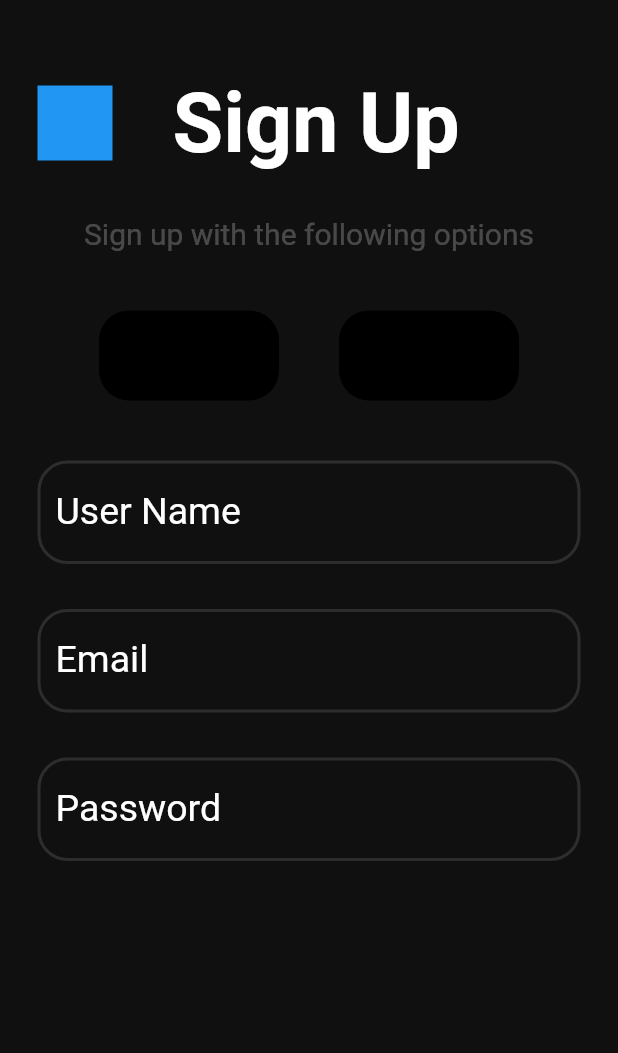
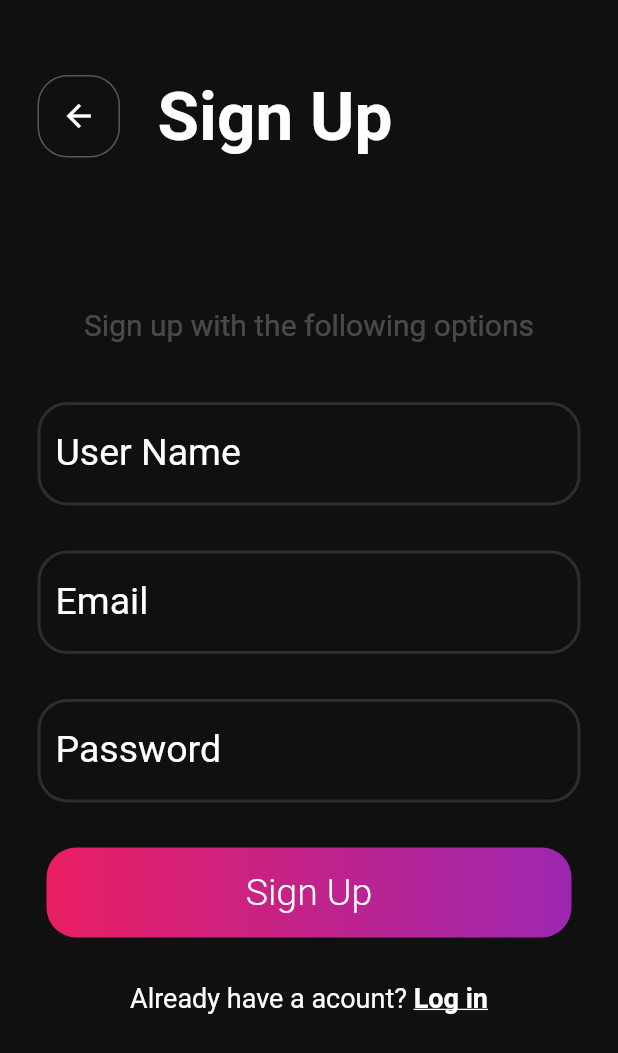
Before and after one commit to TejasviArora/Login-SignUp-Page, a Flutter app: the screen it shows after launch, on a phone screen of 412 x 824 dp. Shown: the top 1053 px of the screen. Run offline on Flutter 3.47's test engine with Material 2 defaults, Android fonts, the phone set to English and light mode, and no system bars.

Commit message:
added few more files

```diff
--- a/lib/login_page.dart
+++ b/lib/login_page.dart
@@ -1,33 +1,48 @@
 import 'package:flutter/material.dart';
+import 'signup_page.dart';
+import 'textinput_fields.dart';
 
 class LoginPage extends StatelessWidget {
   @override
   Widget build(BuildContext context) {
     return Scaffold(
+      resizeToAvoidBottomInset: false,
       backgroundColor: Color(0xFF101010),
       body: SafeArea(
           child: Padding(
         padding: const EdgeInsets.fromLTRB(25, 50, 25, 0),
         child: Column(
-            //crossAxisAlignment: CrossAxisAlignment.center,
-            children: <Widget>[
+          children: [
             Row(
               children: [
                 Container(
-                    width: 50,
-                    height: 50,
-                    color: Colors.blue,
+                  width: 55,
+                  height: 55,
+                  child: InkWell(
+                    onTap: () {},
+                    child: Icon(
+                      Icons.arrow_back,
+                      color: Colors.white,
                     ),
-                  SizedBox(width: 40),
-                  Text("Sign Up",
+                  ),
+                  decoration: BoxDecoration(
+                      color: Color(0xFF101010),
+                      borderRadius: BorderRadius.all(Radius.circular(20)),
+                      border: Border.all(
+                        color: Colors.white30,
+                        width: 1,
+                      )),
+                ),
+                SizedBox(width: 25),
+                Text("Login",
                     style: TextStyle(
-                        fontSize: 55,
+                      fontSize: 45,
                       color: Colors.white,
                       fontWeight: FontWeight.bold,
                     ))
               ],
             ),
-              SizedBox(height: 30),
+            SizedBox(height: 150),
             Text(
               "Sign up with the following options",
               style: TextStyle(
@@ -35,70 +50,75 @@ class LoginPage extends StatelessWidget {
                 color: Colors.white24,
               ),
             ),
-              SizedBox(height: 40),
+            SizedBox(height: 30),
+            TextInputs(
+              data: "Email",
+              inputType: TextInputType.text,
+              obscureText: false,
+            ),
+            SizedBox(height: 30),
+            TextInputs(
+              data: "Password",
+              inputType: TextInputType.text,
+              obscureText: true,
+            ),
+            SizedBox(
+              height: 30,
+            ),
+            Container(
+              child: InkWell(
+                  onTap:(){},
+                child: Center(
+                    child: Text(
+                  "Login",
+                  style: TextStyle(
+                    fontSize: 25,
+                    color: Colors.white,
+                    fontWeight: FontWeight.w300,
+                  ),
+                )),
+              ),
+              width: 350,
+              height: 60,
+              decoration: BoxDecoration(
+                  gradient:
+                      LinearGradient(colors: [Colors.pink, Colors.purple]),
+                  borderRadius: BorderRadius.all(Radius.circular(20))),
+            ),
+            SizedBox(
+              height: 20,
+            ),
             Row(
               mainAxisAlignment: MainAxisAlignment.center,
               children: [
-                  Container(
-                    //child: Image.asset(""),
-                    width: 120,
-                    height: 60,
-                    decoration: BoxDecoration(
-                        color: Colors.black,
-                        borderRadius: BorderRadius.all(Radius.circular(20))),
+                Text(
+                  "Do not have an account? ",
+                  style: TextStyle(
+                    color: Colors.white,
+                    fontSize: 18,
                   ),
-                  SizedBox(width: 40),
-                  Container(
-                    width: 120,
-                    height: 60,
-                    decoration: BoxDecoration(
-                        color: Colors.black,
-                        borderRadius: BorderRadius.all(Radius.circular(20))),
+                ),
+                InkWell(
+                    onTap: () {
+                      Navigator.push(
+                        context,
+                        MaterialPageRoute(builder: (context) => SignUpPage()),
+                      );
+                    },
+                    child: Text(
+                      "Sign Up",
+                      style: TextStyle(
+                        color: Colors.white,
+                        fontSize: 18,
+                        fontWeight: FontWeight.bold,
+                        decoration: TextDecoration.underline,
+                      ),
+                    )),
+              ],
             ),
           ],
         ),
-              SizedBox(height: 40),
-              TextInputs(data: "User Name"),
-              SizedBox(height: 30),
-              TextInputs(data: "Email"),
-              SizedBox(height: 30),
-              TextInputs(data: "Password"),
-            ],
-          ),
-        ),
-      ),
+      )),
     );
   }
 }
-
-class TextInputs extends StatelessWidget {
-  final String data;
-  const TextInputs({
-    required this.data,
-  });
-
-  @override
-  Widget build(BuildContext context) {
-    return TextField(
-      style: TextStyle(color: Colors.white, fontSize: 25),
-      cursorColor: Colors.white,
-      decoration: InputDecoration(
-        enabledBorder: OutlineInputBorder(
-          borderSide: BorderSide(color: Colors.white12, width: 2.0),
-          borderRadius: BorderRadius.all(Radius.circular(20.0)),
-        ),
-        border: OutlineInputBorder(
-            borderRadius: BorderRadius.all(Radius.circular(20))),
-        labelText: data,
-        labelStyle: TextStyle(
-          fontSize: 25,
-          color: Colors.white,
-        ),
-        focusedBorder: OutlineInputBorder(
-          borderSide: BorderSide(color: Colors.pink, width: 2.0),
-          borderRadius: BorderRadius.all(Radius.circular(20.0)),
-        ),
-      ),
-    );
-  }
-}
--- a/lib/main.dart
+++ b/lib/main.dart
@@ -1,6 +1,6 @@
 import 'package:flutter/material.dart';
 
-import 'login_page.dart';
+import 'signup_page.dart';
 
 void main() {
   runApp(MyApp());
@@ -11,21 +11,12 @@ class MyApp extends StatelessWidget {
   @override
   Widget build(BuildContext context) {
     return MaterialApp(
-      title: 'Flutter Demo',
+
       theme: ThemeData(
-        // This is the theme of your application.
-        //
-        // Try running your application with "flutter run". You'll see the
-        // application has a blue toolbar. Then, without quitting the app, try
-        // changing the primarySwatch below to Colors.green and then invoke
-        // "hot reload" (press "r" in the console where you ran "flutter run",
-        // or simply save your changes to "hot reload" in a Flutter IDE).
-        // Notice that the counter didn't reset back to zero; the application
-        // is not restarted.
         primarySwatch: Colors.blue,
       ),
       debugShowCheckedModeBanner: false,
-      home: LoginPage(),
+      home: SignUpPage(),
     );
   }
 }
--- /dev/null
+++ b/lib/signup_page.dart
@@ -0,0 +1,159 @@
+import 'package:flutter/material.dart';
+import 'package:flutter/services.dart';
+import 'package:login_signup_page/login_page.dart';
+import 'textinput_fields.dart';
+
+class SignUpPage extends StatelessWidget {
+  @override
+  Widget build(BuildContext context) {
+    return Scaffold(
+      resizeToAvoidBottomInset: false,
+      backgroundColor: Color(0xFF101010),
+      body: SafeArea(
+        child: Padding(
+          padding: const EdgeInsets.fromLTRB(25, 50, 25, 0),
+          child: Column(
+            //crossAxisAlignment: CrossAxisAlignment.center,
+            children: <Widget>[
+              Row(
+                children: [
+                  Container(
+                    width: 55,
+                    height: 55,
+                    child: InkWell(
+                      onTap: () {},
+                      child: Icon(
+                        Icons.arrow_back,
+                        color: Colors.white,
+                      ),
+                    ),
+                    decoration: BoxDecoration(
+                        color: Color(0xFF101010),
+                        borderRadius: BorderRadius.all(Radius.circular(20)),
+                        border: Border.all(
+                          color: Colors.white30,
+                          width: 1,
+                        )),
+                  ),
+                  SizedBox(width: 25),
+                  Text("Sign Up",
+                      style: TextStyle(
+                        fontSize: 45,
+                        color: Colors.white,
+                        fontWeight: FontWeight.bold,
+                      ))
+                ],
+              ),
+              SizedBox(height: 100),
+              Text(
+                "Sign up with the following options",
+                style: TextStyle(
+                  fontSize: 20,
+                  color: Colors.white24,
+                ),
+              ),
+              SizedBox(height: 0),
+              // Row(
+              //   mainAxisAlignment: MainAxisAlignment.center,
+              //   children: [
+              // Container(
+              //  //child: Image.asset(""),
+              //   width: 120,
+              //   height: 60,
+              //   decoration: BoxDecoration(
+              //       color: Colors.black,
+              //       border: Border.all(
+              //         color: Colors.white30,
+              //         width: 1,
+              //       ),
+              //       borderRadius: BorderRadius.all(Radius.circular(20))),
+              // ),
+              // SizedBox(width: 40),
+              // Container(
+              //   width: 120,
+              //   height: 60,
+              //   decoration: BoxDecoration(
+              //       border: Border.all(
+              //         color: Colors.white30,
+              //         width: 1,
+              //       ),
+              //       color: Colors.black,
+              //       borderRadius: BorderRadius.all(Radius.circular(20))),
+              // ),
+              // ],
+              //),
+              SizedBox(height: 40),
+              TextInputs(
+                data: "User Name",
+                inputType: TextInputType.text,
+                obscureText: false,
+              ),
+              SizedBox(height: 30),
+              TextInputs(
+                data: "Email",
+                inputType: TextInputType.emailAddress,
+                obscureText: false,
+              ),
+              SizedBox(height: 30),
+              TextInputs(
+                data: "Password",
+                inputType: TextInputType.text,
+                obscureText: true,
+              ),
+              SizedBox(height: 30),
+              Container(
+                child: InkWell(
+                  onTap: () {},
+                  child: Center(
+                      child: Text(
+                    "Sign Up",
+                    style: TextStyle(
+                      fontSize: 25,
+                      color: Colors.white,
+                      fontWeight: FontWeight.w300,
+                    ),
+                  )),
+                ),
+                width: 350,
+                height: 60,
+                decoration: BoxDecoration(
+                    gradient:
+                        LinearGradient(colors: [Colors.pink, Colors.purple]),
+                    borderRadius: BorderRadius.all(Radius.circular(20))),
+              ),
+              SizedBox(height: 30),
+              Row(
+                mainAxisAlignment: MainAxisAlignment.center,
+                children: [
+                  Text(
+                    "Already have a acount? ",
+                    style: TextStyle(
+                      color: Colors.white,
+                      fontSize: 18,
+                    ),
+                  ),
+                  InkWell(
+                      onTap: () {
+                        Navigator.push(
+                          context,
+                          MaterialPageRoute(builder: (context) => LoginPage()),
+                        );
+                      },
+                      child: Text(
+                        "Log in",
+                        style: TextStyle(
+                          color: Colors.white,
+                          fontSize: 18,
+                          fontWeight: FontWeight.bold,
+                          decoration: TextDecoration.underline,
+                        ),
+                      )),
+                ],
+              ),
+            ],
+          ),
+        ),
+      ),
+    );
+  }
+}
--- /dev/null
+++ b/lib/textinput_fields.dart
@@ -0,0 +1,39 @@
+import 'package:flutter/material.dart';
+
+class TextInputs extends StatelessWidget {
+  final String data;
+  final TextInputType inputType;
+  final bool obscureText;
+  const TextInputs({
+    required this.data,
+    required this.inputType,
+    required this.obscureText,
+  });
+
+  @override
+  Widget build(BuildContext context) {
+    return TextField(
+      obscureText: obscureText,
+      keyboardType: inputType,
+      style: TextStyle(color: Colors.white, fontSize: 25),
+      cursorColor: Colors.white,
+      decoration: InputDecoration(
+        enabledBorder: OutlineInputBorder(
+          borderSide: BorderSide(color: Colors.white12, width: 2.0),
+          borderRadius: BorderRadius.all(Radius.circular(20.0)),
+        ),
+        border: OutlineInputBorder(
+            borderRadius: BorderRadius.all(Radius.circular(20))),
+        labelText: data,
+        labelStyle: TextStyle(
+          fontSize: 25,
+          color: Colors.white,
+        ),
+        focusedBorder: OutlineInputBorder(
+          borderSide: BorderSide(color: Colors.pink, width: 2.0),
+          borderRadius: BorderRadius.all(Radius.circular(20.0)),
+        ),
+      ),
+    );
+  }
+}
```
Lines whose indentation alone changed are shown as unchanged.
